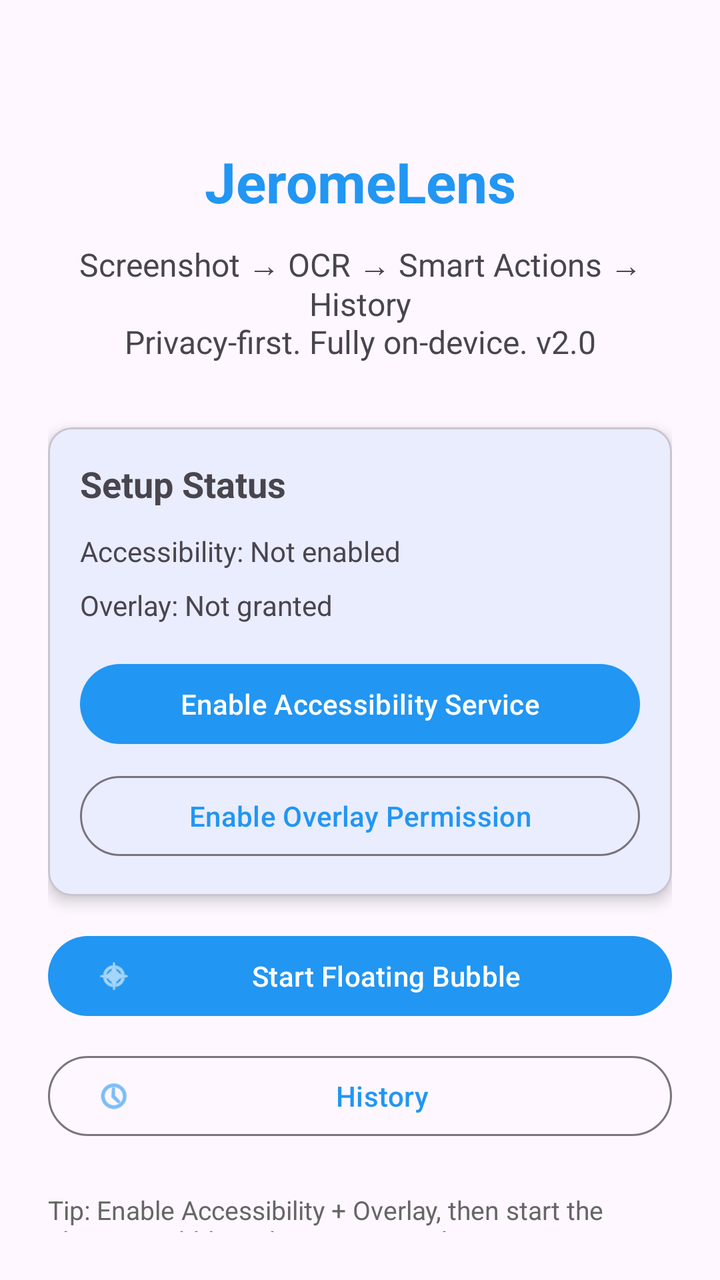
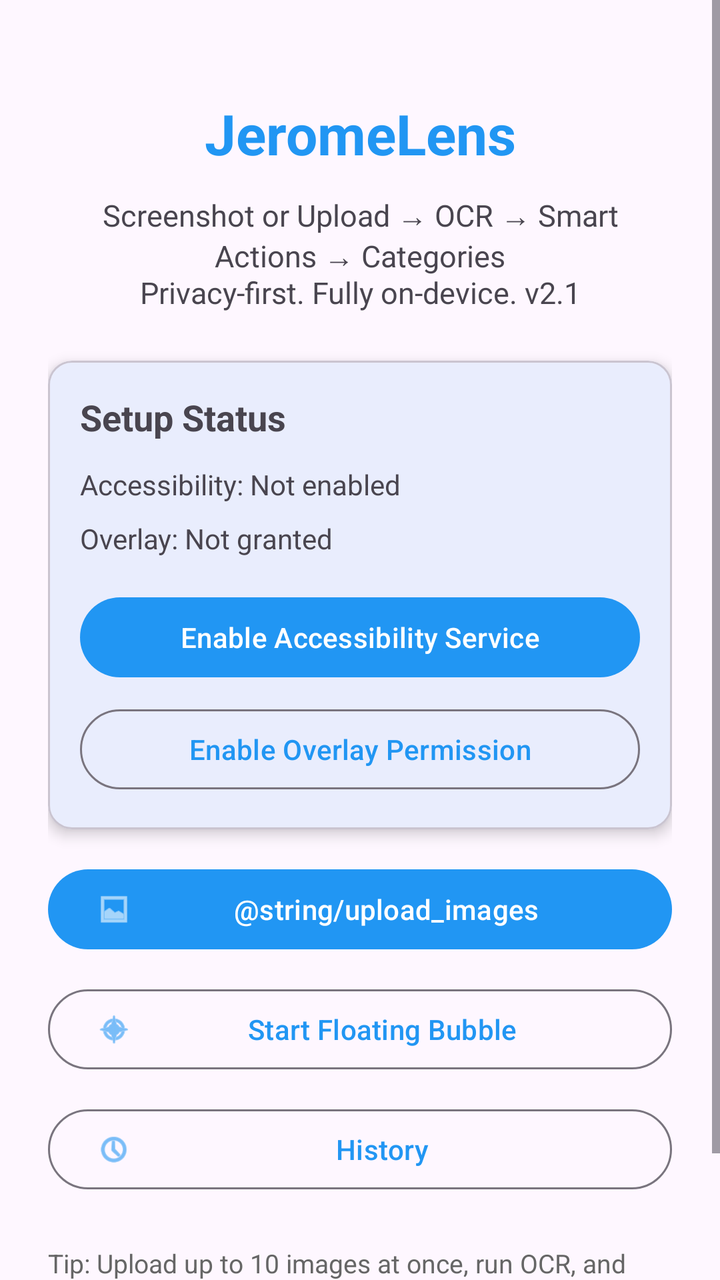

The first picture is an Android layout as it rendered before a commit; the second is the same layout after the commit. The layout source and the unified diff follow.
<!-- AndroidManifest.xml: activity theme Theme.JeromeLens -->
<!-- res/layout/activity_main.xml -->
<?xml version="1.0" encoding="utf-8"?>
<androidx.constraintlayout.widget.ConstraintLayout
    xmlns:android="http://schemas.android.com/apk/res/android"
    xmlns:app="http://schemas.android.com/apk/res-auto"
    android:layout_width="match_parent"
    android:layout_height="match_parent"
    android:padding="24dp">

    <TextView
        android:id="@+id/title"
        android:layout_width="wrap_content"
        android:layout_height="wrap_content"
        android:text="@string/app_name"
        android:textSize="28sp"
        android:textStyle="bold"
        android:textColor="@color/primary"
        app:layout_constraintTop_toTopOf="parent"
        app:layout_constraintStart_toStartOf="parent"
        app:layout_constraintEnd_toEndOf="parent"
        android:layout_marginTop="48dp" />

    <TextView
        android:id="@+id/subtitle"
        android:layout_width="0dp"
        android:layout_height="wrap_content"
        android:text="Screenshot → OCR → Smart Actions → History\nPrivacy-first. Fully on-device. v2.0"
        android:textSize="16sp"
        android:gravity="center"
        android:layout_marginTop="12dp"
        app:layout_constraintTop_toBottomOf="@id/title"
        app:layout_constraintStart_toStartOf="parent"
        app:layout_constraintEnd_toEndOf="parent" />

    <com.google.android.material.card.MaterialCardView
        android:id="@+id/statusCard"
        android:layout_width="0dp"
        android:layout_height="wrap_content"
        android:layout_marginTop="32dp"
        app:cardElevation="4dp"
        app:cardCornerRadius="12dp"
        app:layout_constraintTop_toBottomOf="@id/subtitle"
        app:layout_constraintStart_toStartOf="parent"
        app:layout_constraintEnd_toEndOf="parent">

        <LinearLayout
            android:layout_width="match_parent"
            android:layout_height="wrap_content"
            android:orientation="vertical"
            android:padding="16dp">

            <TextView
                android:layout_width="wrap_content"
                android:layout_height="wrap_content"
                android:text="Setup Status"
                android:textStyle="bold"
                android:textSize="18sp" />

            <TextView
                android:id="@+id/accessibilityStatus"
                android:layout_width="match_parent"
                android:layout_height="wrap_content"
                android:layout_marginTop="12dp"
                android:text="Accessibility: Not enabled" />

            <TextView
                android:id="@+id/overlayStatus"
                android:layout_width="match_parent"
                android:layout_height="wrap_content"
                android:layout_marginTop="8dp"
                android:text="Overlay: Not granted" />

            <com.google.android.material.button.MaterialButton
                android:id="@+id/btnEnableAccessibility"
                android:layout_width="match_parent"
                android:layout_height="wrap_content"
                android:layout_marginTop="16dp"
                android:text="@string/enable_accessibility" />

            <com.google.android.material.button.MaterialButton
                android:id="@+id/btnEnableOverlay"
                style="@style/Widget.Material3.Button.OutlinedButton"
                android:layout_width="match_parent"
                android:layout_height="wrap_content"
                android:layout_marginTop="8dp"
                android:text="@string/enable_overlay" />
        </LinearLayout>
    </com.google.android.material.card.MaterialCardView>

    <com.google.android.material.button.MaterialButton
        android:id="@+id/btnToggleBubble"
        android:layout_width="0dp"
        android:layout_height="wrap_content"
        android:text="@string/start_bubble"
        android:layout_marginTop="16dp"
        app:layout_constraintTop_toBottomOf="@id/statusCard"
        app:layout_constraintStart_toStartOf="parent"
        app:layout_constraintEnd_toEndOf="parent"
        app:icon="@android:drawable/ic_menu_compass" />

    <com.google.android.material.button.MaterialButton
        android:id="@+id/btnHistory"
        style="@style/Widget.Material3.Button.OutlinedButton"
        android:layout_width="0dp"
        android:layout_height="wrap_content"
        android:text="@string/history"
        android:layout_marginTop="12dp"
        app:layout_constraintTop_toBottomOf="@id/btnToggleBubble"
        app:layout_constraintStart_toStartOf="parent"
        app:layout_constraintEnd_toEndOf="parent"
        app:icon="@android:drawable/ic_menu_recent_history" />

    <TextView
        android:layout_width="0dp"
        android:layout_height="wrap_content"
        android:text="Tip: Enable Accessibility + Overlay, then start the Floating Bubble. Take any screenshot — JeromeLens will extract text and offer smart actions (Open link, Call, Email, Copy code)."
        android:textSize="13sp"
        android:textColor="#666666"
        android:layout_marginTop="24dp"
        app:layout_constraintTop_toBottomOf="@id/btnHistory"
        app:layout_constraintStart_toStartOf="parent"
        app:layout_constraintEnd_toEndOf="parent" />

</androidx.constraintlayout.widget.ConstraintLayout>
<!-- resources referenced by this layout -->
<resources>
  <color name="primary">#2196F3</color>
  <string name="app_name">JeromeLens</string>
  <string name="enable_accessibility">Enable Accessibility Service</string>
  <string name="enable_overlay">Enable Overlay Permission</string>
  <string name="history">History</string>
  <string name="start_bubble">Start Floating Bubble</string>
  <style name="Theme.JeromeLens" parent="Theme.Material3.DayNight.NoActionBar">
          <item name="colorPrimary">@color/primary</item>
          <item name="colorPrimaryVariant">@color/primary_dark</item>
          <item name="colorOnPrimary">@color/white</item>
          <item name="colorSecondary">@color/secondary</item>
          <item name="colorOnSecondary">@color/white</item>
          <item name="android:statusBarColor">@color/primary_dark</item>
          <item name="android:navigationBarColor">@color/primary_dark</item>
      </style>
  <color name="primary_dark">#1976D2</color>
  <color name="white">#FFFFFF</color>
  <color name="secondary">#03DAC6</color>
</resources>

<!-- the commit's change to res/layout/activity_main.xml (unified diff, before → after) -->
@@ -1,9 +1,14 @@
 <?xml version="1.0" encoding="utf-8"?>
-<androidx.constraintlayout.widget.ConstraintLayout
+<ScrollView
     xmlns:android="http://schemas.android.com/apk/res/android"
     xmlns:app="http://schemas.android.com/apk/res-auto"
     android:layout_width="match_parent"
     android:layout_height="match_parent"
+    android:fillViewport="true">
+
+<androidx.constraintlayout.widget.ConstraintLayout
+    android:layout_width="match_parent"
+    android:layout_height="wrap_content"
     android:padding="24dp">
 
     <TextView
@@ -17,14 +22,14 @@
         app:layout_constraintTop_toTopOf="parent"
         app:layout_constraintStart_toStartOf="parent"
         app:layout_constraintEnd_toEndOf="parent"
-        android:layout_marginTop="48dp" />
+        android:layout_marginTop="24dp" />
 
     <TextView
         android:id="@+id/subtitle"
         android:layout_width="0dp"
         android:layout_height="wrap_content"
-        android:text="Screenshot → OCR → Smart Actions → History\nPrivacy-first. Fully on-device. v2.0"
-        android:textSize="16sp"
+        android:text="Screenshot or Upload → OCR → Smart Actions → Categories\nPrivacy-first. Fully on-device. v2.1"
+        android:textSize="15sp"
         android:gravity="center"
         android:layout_marginTop="12dp"
         app:layout_constraintTop_toBottomOf="@id/title"
@@ -35,7 +40,7 @@
         android:id="@+id/statusCard"
         android:layout_width="0dp"
         android:layout_height="wrap_content"
-        android:layout_marginTop="32dp"
+        android:layout_marginTop="24dp"
         app:cardElevation="4dp"
         app:cardCornerRadius="12dp"
         app:layout_constraintTop_toBottomOf="@id/subtitle"
@@ -87,12 +92,24 @@
     </com.google.android.material.card.MaterialCardView>
 
     <com.google.android.material.button.MaterialButton
+        android:id="@+id/btnUploadImages"
+        android:layout_width="0dp"
+        android:layout_height="wrap_content"
+        android:text="@string/upload_images"
+        android:layout_marginTop="16dp"
+        app:layout_constraintTop_toBottomOf="@id/statusCard"
+        app:layout_constraintStart_toStartOf="parent"
+        app:layout_constraintEnd_toEndOf="parent"
+        app:icon="@android:drawable/ic_menu_gallery" />
+
+    <com.google.android.material.button.MaterialButton
         android:id="@+id/btnToggleBubble"
+        style="@style/Widget.Material3.Button.OutlinedButton"
         android:layout_width="0dp"
         android:layout_height="wrap_content"
         android:text="@string/start_bubble"
-        android:layout_marginTop="16dp"
-        app:layout_constraintTop_toBottomOf="@id/statusCard"
+        android:layout_marginTop="12dp"
+        app:layout_constraintTop_toBottomOf="@id/btnUploadImages"
         app:layout_constraintStart_toStartOf="parent"
         app:layout_constraintEnd_toEndOf="parent"
         app:icon="@android:drawable/ic_menu_compass" />
@@ -112,12 +129,14 @@
     <TextView
         android:layout_width="0dp"
         android:layout_height="wrap_content"
-        android:text="Tip: Enable Accessibility + Overlay, then start the Floating Bubble. Take any screenshot — JeromeLens will extract text and offer smart actions (Open link, Call, Email, Copy code)."
+        android:text="Tip: Upload up to 10 images at once, run OCR, and assign them to a category (Work, Code, Receipts…). Or enable Accessibility + Overlay and take screenshots automatically."
         android:textSize="13sp"
         android:textColor="#666666"
         android:layout_marginTop="24dp"
+        android:layout_marginBottom="24dp"
         app:layout_constraintTop_toBottomOf="@id/btnHistory"
         app:layout_constraintStart_toStartOf="parent"
         app:layout_constraintEnd_toEndOf="parent" />
 
 </androidx.constraintlayout.widget.ConstraintLayout>
+</ScrollView>
